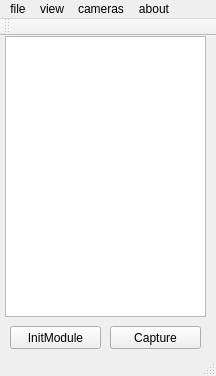
This is src/formCameraWindow/formcamwindow.ui in guanglun/GLMocap as Qt 5 draws it before an edit. The edited form follows.
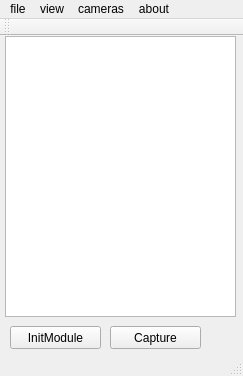
This is the edited form.

Patch:
```diff
--- a/src/formCameraWindow/formcamwindow.ui
+++ b/src/formCameraWindow/formcamwindow.ui
@@ -6,7 +6,7 @@
    <rect>
     <x>0</x>
     <y>0</y>
-    <width>216</width>
+    <width>243</width>
     <height>376</height>
    </rect>
   </property>
@@ -31,7 +31,7 @@
      <rect>
       <x>5</x>
       <y>0</y>
-      <width>201</width>
+      <width>231</width>
       <height>281</height>
      </rect>
     </property>
@@ -68,7 +68,7 @@
     <rect>
      <x>0</x>
      <y>0</y>
-     <width>216</width>
+     <width>243</width>
      <height>23</height>
     </rect>
    </property>
```
